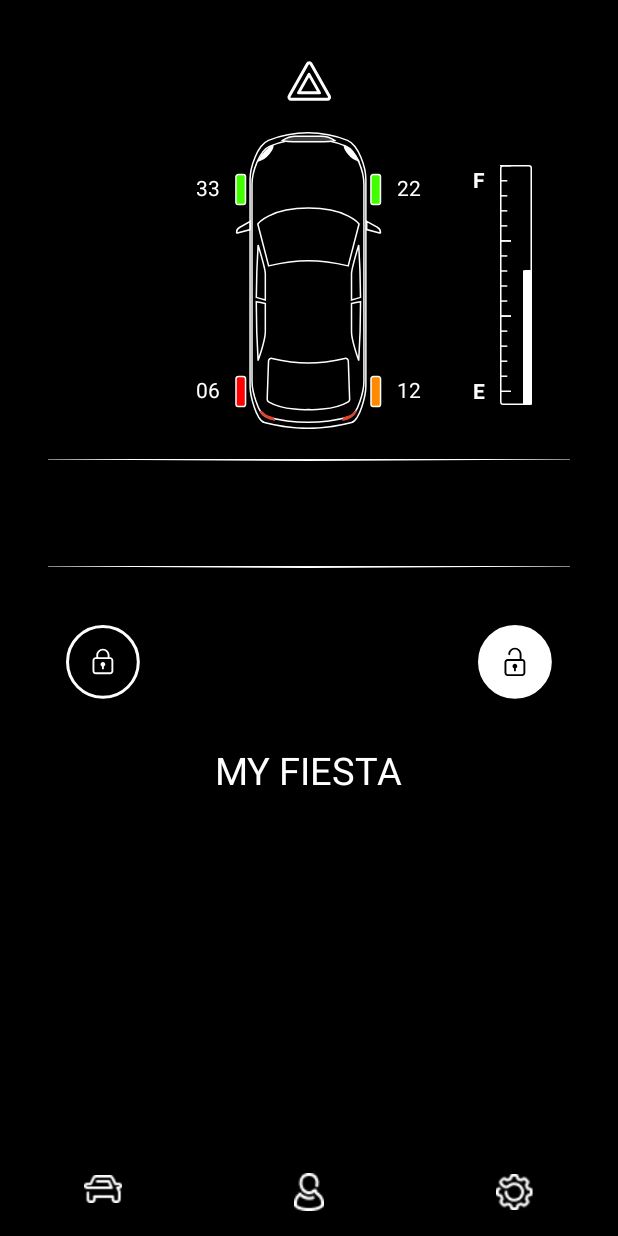
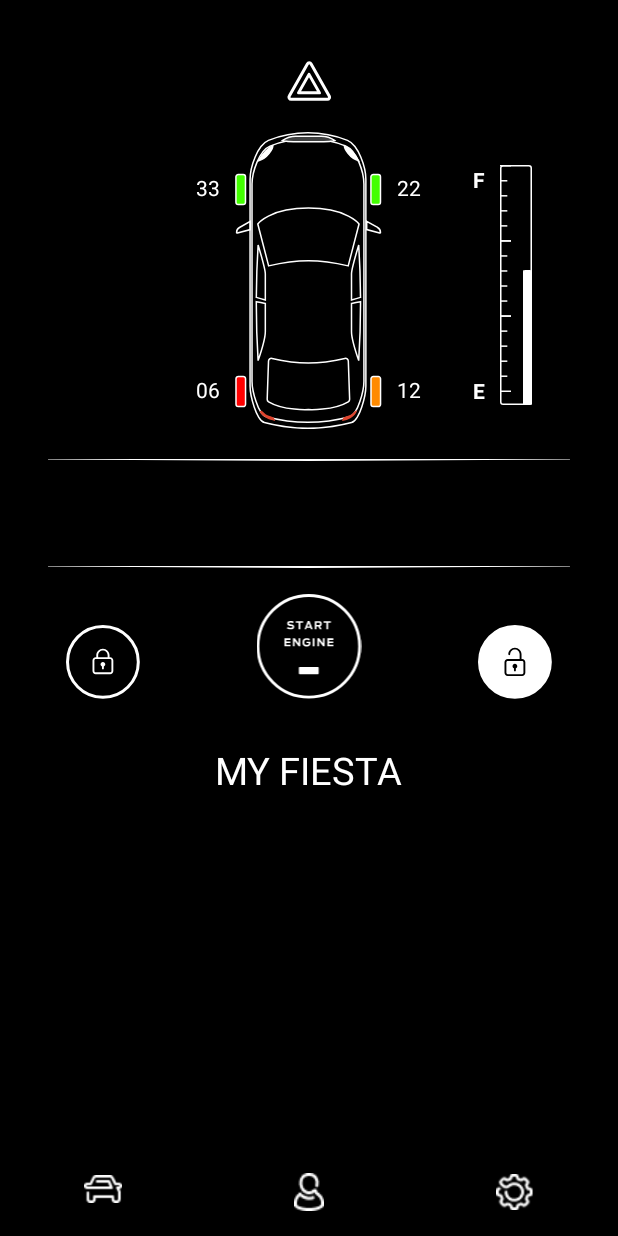
Before and after one commit to Lakshmi-Alwin/Car-Guide-Application-on-JAVA, an Android app: the fragment VehiclePage placed in its activity, on a phone screen of 412 x 824 dp. Run offline under Robolectric (Android 15) with nearby library versions, the phone set to English and light mode, and no system bars; our stand-ins replace Volley; network calls fail; Roboto replaces fonts that are not available here; 3 statements that could not run were skipped.

Commit message:
Vehicle page is integrated with api call

```diff
--- a/app/src/main/java/com/example/carguide/VehiclePage.java
+++ b/app/src/main/java/com/example/carguide/VehiclePage.java
@@ -11,15 +11,21 @@ import android.view.View;
 import android.view.ViewGroup;
 import android.widget.ImageView;
 import android.widget.LinearLayout;
+import android.widget.TextView;
 import android.widget.Toast;
 import com.android.volley.Request;
 import com.android.volley.toolbox.JsonObjectRequest;
+
+import org.json.JSONException;
+import org.json.JSONObject;
+
 import static android.view.View.GONE;
 
 public class VehiclePage extends Fragment {
 
-    private ImageView lockedSelected, unlockedSelected,fuel_level, lockedNotSelected, unlockedNotSelected, startEngineSelected, startEngineNotSelected;
+    private ImageView lockedSelected, unlockedSelected,fuel_level, lockedNotSelected, unlockedNotSelected, startEngineSelected, startEngineNotSelected, tire_lf, tire_rf, tire_lb, tire_rb, outerGuage;
     private LinearLayout vehicle_details;
+    private TextView dte, odo, oilLife, pressure_lf, pressure_rf, pressure_lb, pressure_rb, nickName;
 
     @RequiresApi(api = Build.VERSION_CODES.JELLY_BEAN_MR1)
     @SuppressLint("ClickableViewAccessibility")
@@ -35,6 +41,20 @@ public class VehiclePage extends Fragment {
         startEngineSelected = view.findViewById(R.id.start_engine_selected);
         fuel_level=view.findViewById(R.id.fuel_level);
         vehicle_details = view.findViewById(R.id.vehicle_odometer_details);
+        fuel_level = view.findViewById(R.id.fuel_level);
+        outerGuage = view.findViewById(R.id.outer);
+        tire_lb = view.findViewById(R.id.lb);
+        tire_lf = view.findViewById(R.id.lt);
+        tire_rb = view.findViewById(R.id.rb);
+        tire_rf = view.findViewById(R.id.rt);
+        pressure_lb = view.findViewById(R.id.tyre_lb);
+        pressure_lf = view.findViewById(R.id.tyre_lt);
+        pressure_rb = view.findViewById(R.id.tyre_rb);
+        pressure_rf = view.findViewById(R.id.tyre_rt);
+        dte = view.findViewById(R.id.dte);
+        odo = view.findViewById(R.id.odo);
+        oilLife = view.findViewById(R.id.oil_life);
+        nickName = view.findViewById(R.id.nickname);
         vehicle_details.setVisibility(GONE);
         lockedSelected.setVisibility(GONE);
         unlockedSelected.setVisibility(GONE);
@@ -48,13 +68,57 @@ public class VehiclePage extends Fragment {
             unlockedNotSelected.setVisibility(View.VISIBLE);
             lockedNotSelected.setVisibility(GONE);
             unlockedSelected.setVisibility(GONE);
+            JSONObject vehicle;
+            try {
+                vehicle = response.getJSONObject("vehicle");
+                nickName.setText(vehicle.get("nickname").toString());
+                oilLife.setText("OIL LIFE\n" + vehicle.getInt("oil_life")+"%");
+                if(vehicle.getBoolean("engine_state")){
+                    startEngineNotSelected.setVisibility(GONE);
+                    startEngineSelected.setVisibility(View.VISIBLE);
+                }
+                else {
+                    startEngineNotSelected.setVisibility(View.VISIBLE);
+                    startEngineSelected.setVisibility(GONE);
+                }
+                if(vehicle.getBoolean("lock_state")){
+                    unlockedNotSelected.setVisibility(GONE);
+                    unlockedSelected.setVisibility(View.VISIBLE);
+                    lockedSelected.setVisibility(GONE);
+                    lockedNotSelected.setVisibility(View.VISIBLE);
+                }
+                else {
+                    unlockedNotSelected.setVisibility(View.VISIBLE);
+                    unlockedSelected.setVisibility(GONE);
+                    lockedNotSelected.setVisibility(GONE);
+                    lockedSelected.setVisibility(View.VISIBLE);
+                }
+                JSONObject tirepressure = vehicle.getJSONObject("tpms");
+                pressure_lb.setText(String.valueOf(tirepressure.getInt("lb")));
+                pressure_rb.setText(String.valueOf(tirepressure.getInt("rb")));
+                pressure_lf.setText(String.valueOf(tirepressure.getInt("lf")));
+                pressure_rf.setText(String.valueOf(tirepressure.getInt("rf")));
+                if(PreferencesManager.getUnitOfMeasurement().equals("Miles")){
+                    int odo_reading = (int) (vehicle.getInt("odometer")/1.6);
+                    int dte_reading = (int) (vehicle.getInt("dte")/1.6);
+                    odo.setText("ODO\n"+odo_reading+" MILES");
+                    dte.setText("DTE\n"+dte_reading+" MILES");
+                }
+                else {
+                    odo.setText("ODO\n"+vehicle.getInt("odometer")+" KM");
+                    dte.setText("DTE\n"+vehicle.getInt("dte")+" KM");
+                }
+                fuel_level.getLayoutParams().height = outerGuage.getHeight()*vehicle.getInt("fuel_level")/100;
+            } catch (JSONException e) {
+                e.printStackTrace();
+            }
         }, error -> {
             vehicle_details.setVisibility(GONE);
             lockedSelected.setVisibility(GONE);
             startEngineNotSelected.setVisibility(GONE);
             unlockedNotSelected.setVisibility(GONE);
-            startEngineSelected.setVisibility(GONE);
             lockedNotSelected.setVisibility(View.VISIBLE);
+            startEngineNotSelected.setVisibility(View.VISIBLE);
             unlockedSelected.setVisibility(View.VISIBLE);
         });
 
--- a/app/src/main/res/layout/fragment_vehicle_page.xml
+++ b/app/src/main/res/layout/fragment_vehicle_page.xml
@@ -166,13 +166,13 @@
                 <LinearLayout
                     android:layout_width="0dp"
                     android:layout_weight="1"
-                    android:layout_height="70dp"
-                    android:id="@+id/dte">
+                    android:layout_height="70dp">
                 <RelativeLayout
                     android:layout_width="match_parent"
                     android:layout_height="match_parent">
 
                     <TextView
+                        android:id="@+id/dte"
                         android:layout_width="wrap_content"
                         android:layout_height="wrap_content"
                         android:layout_centerInParent="true"
@@ -186,13 +186,13 @@
                 <LinearLayout
                     android:layout_width="0dp"
                     android:layout_weight="1"
-                    android:layout_height="70dp"
-                    android:id="@+id/odd">
+                    android:layout_height="70dp">
                     <RelativeLayout
                         android:layout_width="match_parent"
                         android:layout_height="match_parent">
 
                         <TextView
+                            android:id="@+id/odo"
                             android:layout_width="wrap_content"
                             android:layout_height="wrap_content"
                             android:layout_centerInParent="true"
@@ -206,13 +206,13 @@
                 <LinearLayout
                     android:layout_width="0dp"
                     android:layout_weight="1"
-                    android:layout_height="70dp"
-                    android:id="@+id/oil_life">
+                    android:layout_height="70dp">
                     <RelativeLayout
                         android:layout_width="match_parent"
                         android:layout_height="match_parent">
 
                         <TextView
+                            android:id="@+id/oil_life"
                             android:layout_width="wrap_content"
                             android:layout_height="wrap_content"
                             android:layout_centerInParent="true"
@@ -316,7 +316,7 @@
         </RelativeLayout>
 
         <TextView
-            android:id="@+id/myfiesta"
+            android:id="@+id/nickname"
             android:layout_width="wrap_content"
             android:layout_height="wrap_content"
             android:layout_below="@+id/maincar"
```
